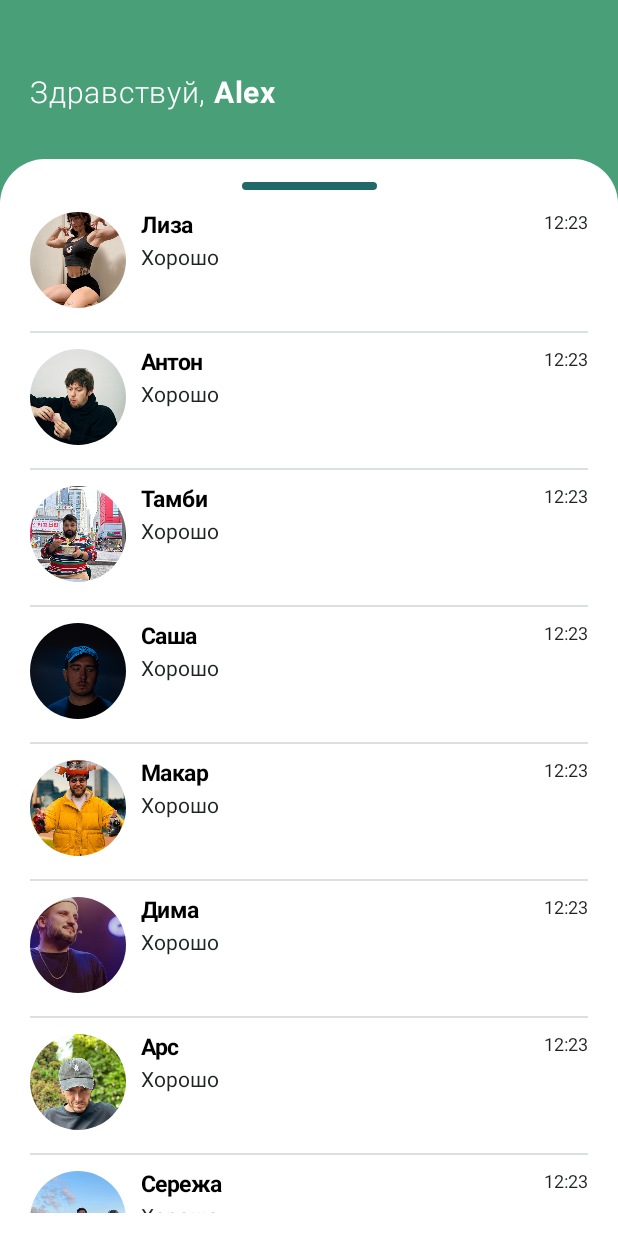
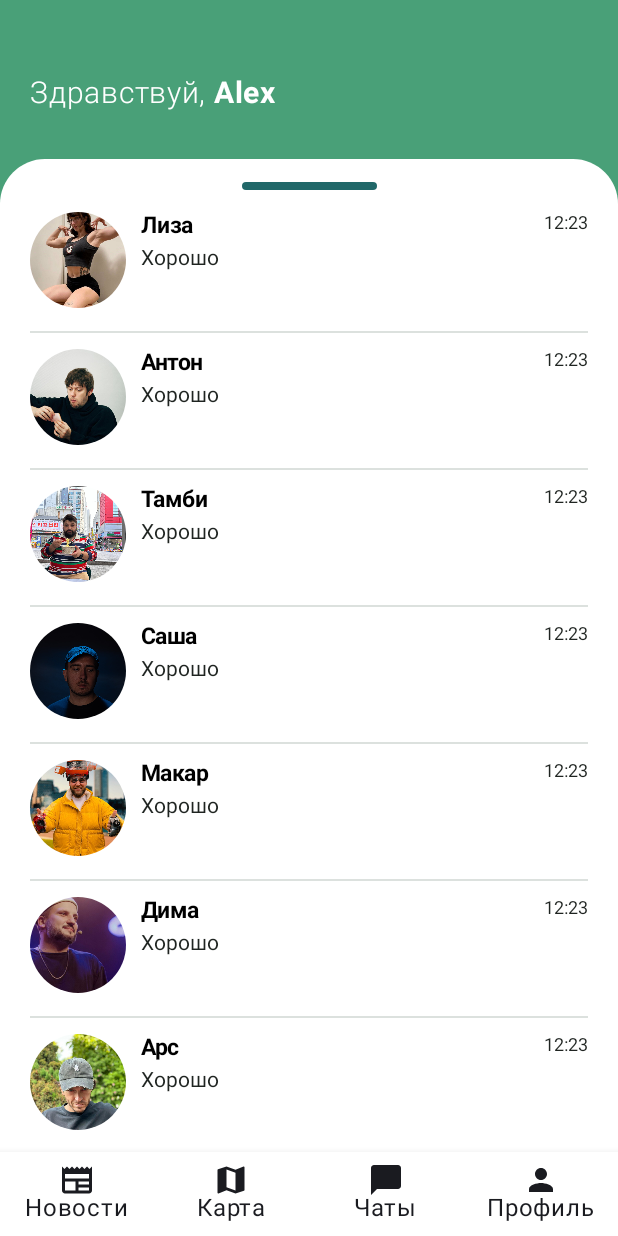
Before and after one commit to pansanek/OrpheusJetpackCompose, an Android app built with Jetpack Compose: the ChatListScreen screen opened through its navigation route, on a phone screen of 412 x 824 dp. Run offline under Robolectric (Android 15) with nearby library versions, the light colour scheme and no system bars.

Commit message:
BottomNavBar with Scaffold

```diff
--- a/app/build.gradle.kts
+++ b/app/build.gradle.kts
@@ -6,12 +6,12 @@ plugins {
 
 android {
     namespace = "ru.potemkin.orpheusjetpackcompose"
-    compileSdk = 33
+    compileSdk = 34
 
     defaultConfig {
         applicationId = "ru.potemkin.orpheusjetpackcompose"
         minSdk = 24
-        targetSdk = 33
+        targetSdk = 34
         versionCode = 1
         versionName = "1.0"
 
@@ -69,4 +69,5 @@ dependencies {
     debugImplementation("androidx.compose.ui:ui-test-manifest")
     implementation("androidx.navigation:navigation-compose:2.6.0")
     implementation("androidx.compose.material:material-icons-extended:1.5.0-alpha04")
+    implementation("androidx.compose.material:material:1.5.1")
 }
--- /dev/null
+++ b/app/src/main/java/ru/potemkin/orpheusjetpackcompose/data/BottomNavItem.kt
@@ -0,0 +1,5 @@
+package ru.potemkin.orpheusjetpackcompose.data
+
+import androidx.compose.ui.graphics.vector.ImageVector
+
+data class BottomNavItem(val label: String, val icon: ImageVector, val route: String)
--- a/app/src/main/java/ru/potemkin/orpheusjetpackcompose/presentation/screens/ChatListScreen.kt
+++ b/app/src/main/java/ru/potemkin/orpheusjetpackcompose/presentation/screens/ChatListScreen.kt
@@ -1,6 +1,8 @@
 package ru.potemkin.orpheusjetpackcompose.presentation.screens
 
 import android.annotation.SuppressLint
+import android.util.Log
+import android.widget.Toast
 import androidx.compose.foundation.Image
 import androidx.compose.foundation.background
 import androidx.compose.foundation.clickable
@@ -10,9 +12,21 @@ import androidx.compose.foundation.lazy.LazyColumn
 import androidx.compose.foundation.lazy.items
 import androidx.compose.foundation.shape.CircleShape
 import androidx.compose.foundation.shape.RoundedCornerShape
+import androidx.compose.material.BottomNavigation
+import androidx.compose.material.BottomNavigationItem
+import androidx.compose.material.icons.Icons
+import androidx.compose.material.icons.filled.ChatBubble
+import androidx.compose.material.icons.filled.Map
+import androidx.compose.material.icons.filled.Newspaper
+import androidx.compose.material.icons.filled.Person
 import androidx.compose.material3.Divider
+import androidx.compose.material3.ExperimentalMaterial3Api
+import androidx.compose.material3.Icon
+import androidx.compose.material3.NavigationBar
+import androidx.compose.material3.Scaffold
 import androidx.compose.material3.Text
 import androidx.compose.runtime.Composable
+import androidx.compose.runtime.getValue
 import androidx.compose.ui.Alignment.Companion.TopCenter
 import androidx.compose.ui.Modifier
 import androidx.compose.ui.composed
@@ -26,24 +40,33 @@ import androidx.compose.ui.text.TextStyle
 import androidx.compose.ui.text.buildAnnotatedString
 import androidx.compose.ui.text.font.FontWeight
 import androidx.compose.ui.text.withStyle
-import androidx.compose.ui.tooling.preview.Preview
 import androidx.compose.ui.unit.dp
 import androidx.compose.ui.unit.sp
 import androidx.navigation.NavHostController
+import androidx.navigation.compose.NavHost
+import androidx.navigation.compose.composable
+import androidx.navigation.compose.currentBackStackEntryAsState
+import androidx.navigation.compose.rememberNavController
 import ru.potemkin.orpheusjetpackcompose.R
+import ru.potemkin.orpheusjetpackcompose.data.BottomNavItem
 import ru.potemkin.orpheusjetpackcompose.data.Person
 import ru.potemkin.orpheusjetpackcompose.data.personList
 import ru.potemkin.orpheusjetpackcompose.presentation.components.SpacerHeight
 import ru.potemkin.orpheusjetpackcompose.presentation.components.SpacerWidth
 import ru.potemkin.orpheusjetpackcompose.presentation.navigation.CHAT_SCREEN
-import ru.potemkin.orpheusjetpackcompose.presentation.navigation.MainNavigation
 import ru.potemkin.orpheusjetpackcompose.presentation.theme.*
 
+@OptIn(ExperimentalMaterial3Api::class)
+@SuppressLint("UnusedMaterial3ScaffoldPaddingParameter")
 @Composable
 fun ChatListScreen(
     navHostController: NavHostController
 ) {
-
+    Scaffold(
+        bottomBar = {
+            NavigationBar()
+        },
+        content = {
             Box(
                 modifier = Modifier
                     .fillMaxSize()
@@ -85,8 +108,11 @@ fun ChatListScreen(
                         }
                     }
                 }
+            }
+        }
 
-    }
+    )
+
 
 }
 
@@ -218,3 +244,34 @@ fun Modifier.noRippleEffect(onClick: () -> Unit) = composed {
         onClick()
     }
 }
+
+@OptIn(ExperimentalMaterial3Api::class)
+@Composable
+fun NavigationBar() {
+    val navController = rememberNavController()
+    val items = listOf(
+        BottomNavItem("Новости", Icons.Default.Newspaper, "news"),
+        BottomNavItem("Карта", Icons.Default.Map, "map"),
+        BottomNavItem("Чаты", Icons.Default.ChatBubble, "chat"),
+        BottomNavItem("Профиль", Icons.Default.Person, "profile")
+    )
+
+    BottomNavigation(
+        backgroundColor = Color.White
+    ) {
+        val navBackStackEntry by navController.currentBackStackEntryAsState()
+        val currentRoute = navBackStackEntry?.destination?.route
+        items.forEach { item ->
+            BottomNavigationItem(
+                icon = { Icon(imageVector = item.icon, contentDescription = item.label) },
+                label = { Text(text = item.label) },
+                selected = currentRoute == item.route,
+                onClick = {
+                    Log.d("NAV", "Clicked ${item.route}")
+                }
+            )
+        }
+    }
+
+
+}
```
Lines whose indentation alone changed are shown as unchanged.
